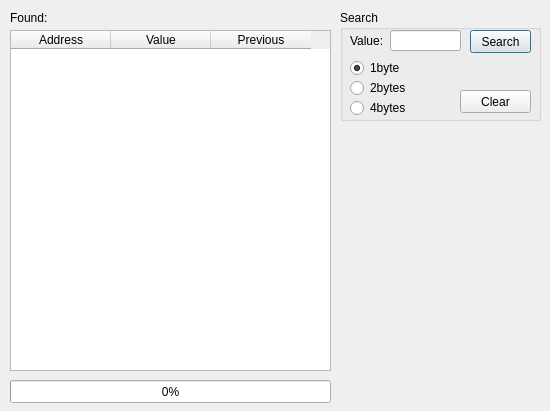
Above: src/frontend/qt_sdl/RAMInfoDialog.ui from melonDS-emu/melonDS before the change. Below: the same form after it.
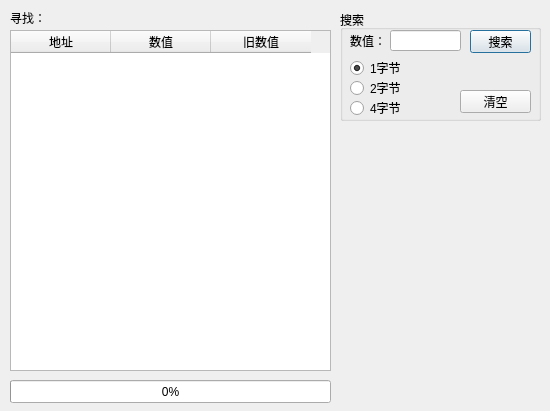
That is the form after the change.

The edit to the form file:
```diff
--- a/src/frontend/qt_sdl/RAMInfoDialog.ui
+++ b/src/frontend/qt_sdl/RAMInfoDialog.ui
@@ -41,7 +41,7 @@
     </rect>
    </property>
    <property name="title">
-    <string>Search</string>
+    <string>搜索</string>
    </property>
    <widget class="QPushButton" name="btnSearch">
     <property name="geometry">
@@ -53,7 +53,7 @@
      </rect>
     </property>
     <property name="text">
-     <string>Search</string>
+     <string>搜索</string>
     </property>
    </widget>
    <widget class="QLineEdit" name="txtSearch">
@@ -79,7 +79,7 @@
      </rect>
     </property>
     <property name="text">
-     <string>Clear</string>
+     <string>清空</string>
     </property>
    </widget>
    <widget class="QLabel" name="labelValue">
@@ -92,7 +92,7 @@
      </rect>
     </property>
     <property name="text">
-     <string>Value:</string>
+     <string>数值：</string>
     </property>
    </widget>
    <widget class="QRadioButton" name="radiobtn1byte">
@@ -105,7 +105,7 @@
      </rect>
     </property>
     <property name="text">
-     <string>1byte</string>
+     <string>1字节</string>
     </property>
     <property name="checked">
      <bool>true</bool>
@@ -121,7 +121,7 @@
      </rect>
     </property>
     <property name="text">
-     <string>2bytes</string>
+     <string>2字节</string>
     </property>
    </widget>
    <widget class="QRadioButton" name="radiobtn4bytes">
@@ -134,7 +134,7 @@
      </rect>
     </property>
     <property name="text">
-     <string>4bytes</string>
+     <string>4字节</string>
     </property>
    </widget>
   </widget>
@@ -204,17 +204,17 @@
    </attribute>
    <column>
     <property name="text">
-     <string>Address</string>
+     <string>地址</string>
     </property>
    </column>
    <column>
     <property name="text">
-     <string>Value</string>
+     <string>数值</string>
     </property>
    </column>
    <column>
     <property name="text">
-     <string>Previous</string>
+     <string>旧数值</string>
     </property>
    </column>
   </widget>
@@ -228,7 +228,7 @@
     </rect>
    </property>
    <property name="text">
-    <string>Found:</string>
+    <string>寻找：</string>
    </property>
   </widget>
  </widget>
```
Left out of the diff: 2 changed lines with no effect on the pictures.
